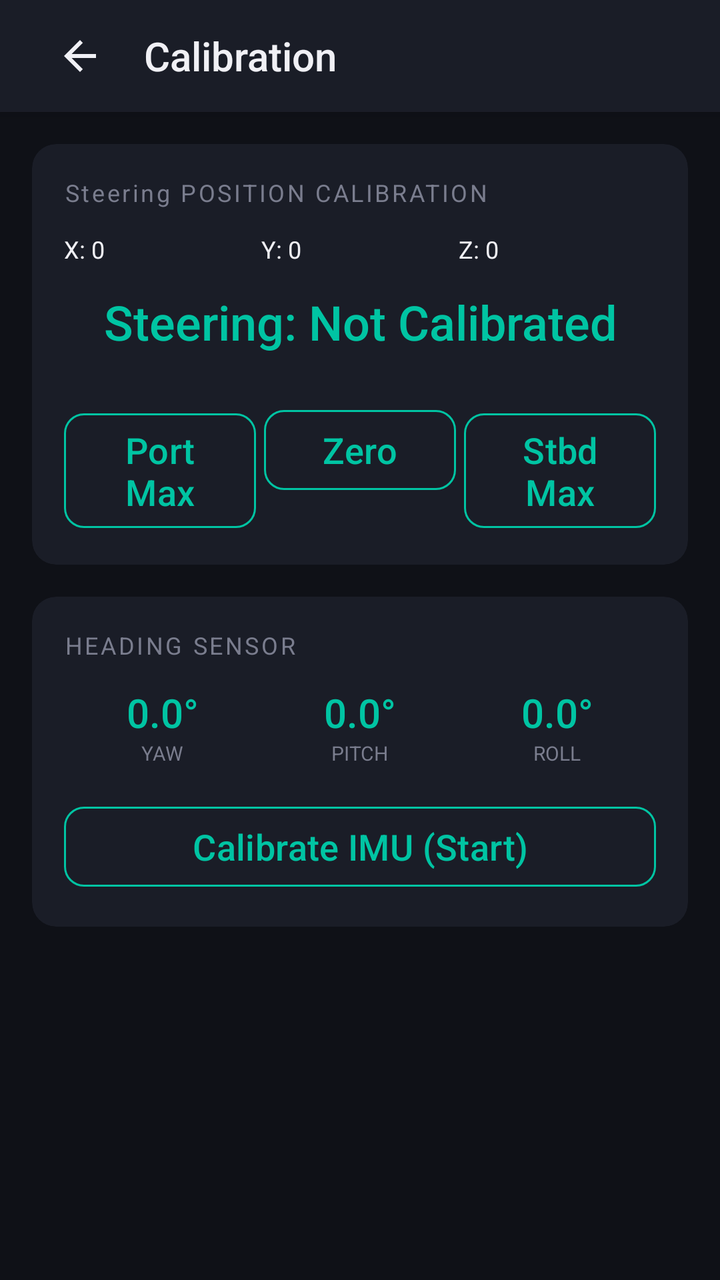
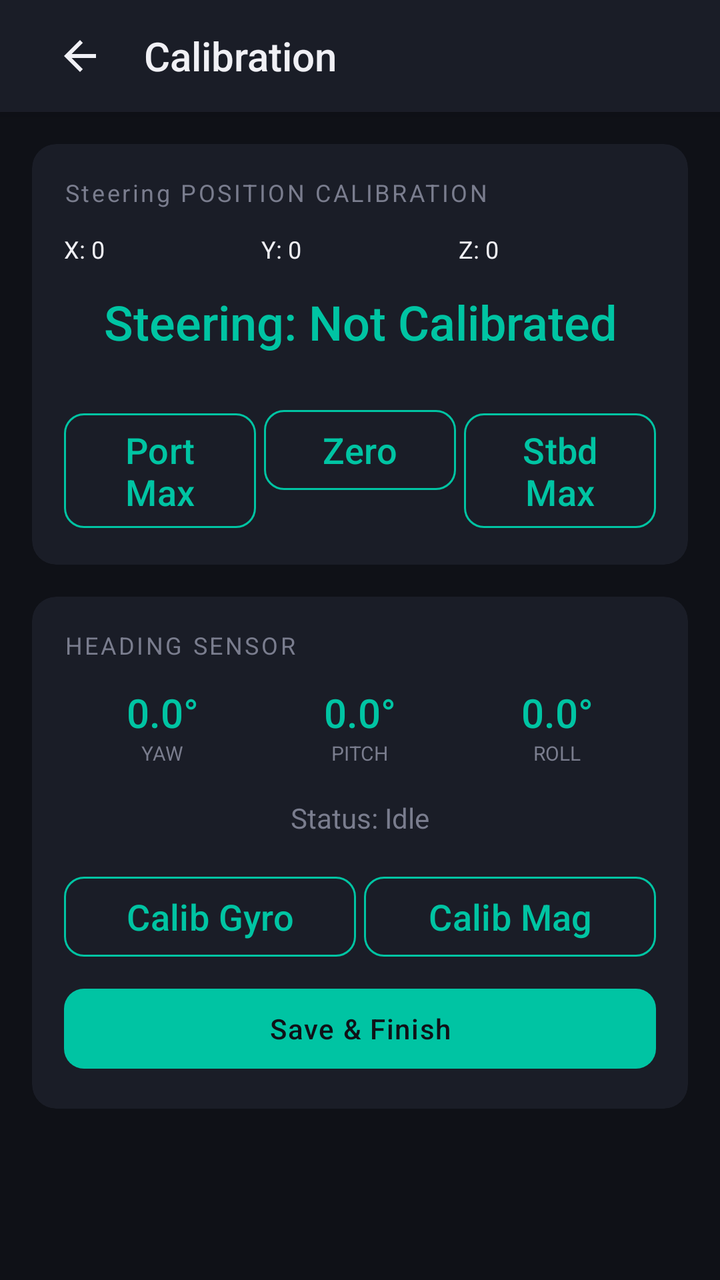

Compare the two renders of this Android layout. The source of the first and the diff that turns it into the second are given below.
<!-- AndroidManifest.xml: application theme Theme.TorqeedoController -->
<!-- res/layout/activity_calibration.xml -->
<?xml version="1.0" encoding="utf-8"?>
<androidx.constraintlayout.widget.ConstraintLayout
    xmlns:android="http://schemas.android.com/apk/res/android"
    xmlns:app="http://schemas.android.com/apk/res-auto"
    android:layout_width="match_parent"
    android:layout_height="match_parent"
    android:background="@color/bg_primary">

    
    <LinearLayout
        android:id="@+id/topBar"
        android:layout_width="match_parent"
        android:layout_height="56dp"
        android:background="@color/bg_surface"
        android:gravity="center_vertical"
        android:orientation="horizontal"
        android:paddingHorizontal="16dp"
        android:elevation="4dp"
        app:layout_constraintTop_toTopOf="parent">

        <ImageButton
            android:id="@+id/btnBack"
            android:layout_width="48dp"
            android:layout_height="48dp"
            android:background="?attr/selectableItemBackgroundBorderless"
            android:src="@drawable/ic_back"
            app:tint="@color/text_primary" />

        <TextView
            android:layout_width="wrap_content"
            android:layout_height="wrap_content"
            android:layout_marginStart="8dp"
            android:text="Calibration"
            android:textColor="@color/text_primary"
            android:textSize="20sp"
            android:fontFamily="sans-serif-medium" />
    </LinearLayout>

    <ScrollView
        android:layout_width="match_parent"
        android:layout_height="0dp"
        app:layout_constraintTop_toBottomOf="@id/topBar"
        app:layout_constraintBottom_toBottomOf="parent">

        <LinearLayout
            android:layout_width="match_parent"
            android:layout_height="wrap_content"
            android:orientation="vertical"
            android:padding="16dp">

            
            <androidx.cardview.widget.CardView
                android:layout_width="match_parent"
                android:layout_height="wrap_content"
                android:layout_marginBottom="16dp"
                app:cardBackgroundColor="@color/bg_surface"
                app:cardCornerRadius="12dp"
                app:cardElevation="0dp">

                <LinearLayout
                    android:layout_width="match_parent"
                    android:layout_height="wrap_content"
                    android:orientation="vertical"
                    android:padding="16dp">

                    <TextView
                        android:layout_width="wrap_content"
                        android:layout_height="wrap_content"
                        android:text="Steering POSITION CALIBRATION"
                        android:textColor="@color/text_secondary"
                        android:textSize="12sp"
                        android:letterSpacing="0.1"
                        android:layout_marginBottom="12dp" />

                    <LinearLayout
                        android:layout_width="match_parent"
                        android:layout_height="wrap_content"
                        android:orientation="horizontal"
                        android:layout_marginBottom="12dp">

                        <TextView android:id="@+id/tvMagX"
                            android:layout_width="0dp" android:layout_height="wrap_content"
                            android:layout_weight="1" android:text="X: 0"
                            android:textColor="@color/text_primary" android:textSize="12sp" />
                        <TextView android:id="@+id/tvMagY"
                            android:layout_width="0dp" android:layout_height="wrap_content"
                            android:layout_weight="1" android:text="Y: 0"
                            android:textColor="@color/text_primary" android:textSize="12sp" />
                        <TextView android:id="@+id/tvMagZ"
                            android:layout_width="0dp" android:layout_height="wrap_content"
                            android:layout_weight="1" android:text="Z: 0"
                            android:textColor="@color/text_primary" android:textSize="12sp" />
                    </LinearLayout>

                    <TextView
                        android:id="@+id/tvRudderPos"
                        android:layout_width="match_parent"
                        android:layout_height="wrap_content"
                        android:text="Steering: Not Calibrated"
                        android:textColor="@color/accent_primary"
                        android:textSize="24sp"
                        android:gravity="center"
                        android:fontFamily="sans-serif-medium"
                        android:layout_marginBottom="24dp" />

                    <LinearLayout
                        android:layout_width="match_parent"
                        android:layout_height="wrap_content"
                        android:orientation="horizontal">

                        <Button
                            android:id="@+id/btnCalibPort"
                            style="@style/Widget.TorqeedoController.Button.Secondary"
                            android:layout_width="0dp"
                            android:layout_height="wrap_content"
                            android:layout_weight="1"
                            android:text="Port Max"
                            android:layout_marginEnd="4dp" />

                        <Button
                            android:id="@+id/btnCalibZero"
                            style="@style/Widget.TorqeedoController.Button.Secondary"
                            android:layout_width="0dp"
                            android:layout_height="wrap_content"
                            android:layout_weight="1"
                            android:text="Zero"
                            android:layout_marginEnd="4dp" />

                        <Button
                            android:id="@+id/btnCalibStbd"
                            style="@style/Widget.TorqeedoController.Button.Secondary"
                            android:layout_width="0dp"
                            android:layout_height="wrap_content"
                            android:layout_weight="1"
                            android:text="Stbd Max" />
                    </LinearLayout>
                </LinearLayout>
            </androidx.cardview.widget.CardView>

            
            <androidx.cardview.widget.CardView
                android:layout_width="match_parent"
                android:layout_height="wrap_content"
                android:layout_marginBottom="16dp"
                app:cardBackgroundColor="@color/bg_surface"
                app:cardCornerRadius="12dp"
                app:cardElevation="0dp">

                <LinearLayout
                    android:layout_width="match_parent"
                    android:layout_height="wrap_content"
                    android:orientation="vertical"
                    android:padding="16dp">

                    <TextView
                        android:layout_width="wrap_content"
                        android:layout_height="wrap_content"
                        android:text="HEADING SENSOR"
                        android:textColor="@color/text_secondary"
                        android:textSize="12sp"
                        android:letterSpacing="0.1"
                        android:layout_marginBottom="12dp" />

                    <LinearLayout
                        android:layout_width="match_parent"
                        android:layout_height="wrap_content"
                        android:orientation="horizontal"
                        android:layout_marginBottom="16dp">

                        <LinearLayout android:layout_width="0dp" android:layout_height="wrap_content"
                            android:layout_weight="1" android:orientation="vertical" android:gravity="center">
                            <TextView android:id="@+id/tvYaw"
                                android:layout_width="wrap_content" android:layout_height="wrap_content"
                                android:text="0.0°" android:textColor="@color/accent_primary"
                                android:textSize="20sp" android:fontFamily="sans-serif-medium" />
                            <TextView android:layout_width="wrap_content" android:layout_height="wrap_content"
                                android:text="YAW" android:textColor="@color/text_secondary" android:textSize="10sp" />
                        </LinearLayout>

                        <LinearLayout android:layout_width="0dp" android:layout_height="wrap_content"
                            android:layout_weight="1" android:orientation="vertical" android:gravity="center">
                            <TextView android:id="@+id/tvPitch"
                                android:layout_width="wrap_content" android:layout_height="wrap_content"
                                android:text="0.0°" android:textColor="@color/accent_primary"
                                android:textSize="20sp" android:fontFamily="sans-serif-medium" />
                            <TextView android:layout_width="wrap_content" android:layout_height="wrap_content"
                                android:text="PITCH" android:textColor="@color/text_secondary" android:textSize="10sp" />
                        </LinearLayout>

                        <LinearLayout android:layout_width="0dp" android:layout_height="wrap_content"
                            android:layout_weight="1" android:orientation="vertical" android:gravity="center">
                            <TextView android:id="@+id/tvRoll"
                                android:layout_width="wrap_content" android:layout_height="wrap_content"
                                android:text="0.0°" android:textColor="@color/accent_primary"
                                android:textSize="20sp" android:fontFamily="sans-serif-medium" />
                            <TextView android:layout_width="wrap_content" android:layout_height="wrap_content"
                                android:text="ROLL" android:textColor="@color/text_secondary" android:textSize="10sp" />
                        </LinearLayout>
                    </LinearLayout>

                    
                    <Button
                        android:id="@+id/btnCalibImu"
                        style="@style/Widget.TorqeedoController.Button.Secondary"
                        android:layout_width="match_parent"
                        android:layout_height="wrap_content"
                        android:text="Calibrate IMU (Start)" />

                </LinearLayout>
            </androidx.cardview.widget.CardView>

        </LinearLayout>
    </ScrollView>

</androidx.constraintlayout.widget.ConstraintLayout>
<!-- resources referenced by this layout -->
<resources>
  <color name="accent_primary">#00C4A3</color>
  <color name="bg_primary">#0F1117</color>
  <color name="bg_surface">#1A1D27</color>
  <color name="text_primary">#F0F0F5</color>
  <color name="text_secondary">#7A7D8E</color>
  <!-- drawable ic_back (drawable) -->
  <vector xmlns:android="http://schemas.android.com/apk/res/android"
      android:width="24dp"
      android:height="24dp"
      android:viewportWidth="24"
      android:viewportHeight="24">
      <path
          android:fillColor="@android:color/white"
          android:pathData="M20,11H7.83l5.59,-5.59L12,4l-8,8 8,8 1.41,-1.41L7.83,13H20v-2z"/>
  </vector>
  <style name="Widget.TorqeedoController.Button.Secondary" parent="Widget.Material3.Button.OutlinedButton">
          <item name="strokeColor">@color/accent_primary</item>
          <item name="strokeWidth">1dp</item>
          <item name="android:textColor">@color/accent_primary</item>
          <item name="android:textSize">18dp</item>
          <item name="cornerRadius">10dp</item>
          <item name="android:stateListAnimator">@null</item>
      </style>
  <style name="Theme.TorqeedoController" parent="Theme.Material3.Dark.NoActionBar">
          
          <item name="colorPrimary">@color/accent_primary</item>
          <item name="colorOnPrimary">@color/bg_primary</item>
          <item name="colorPrimaryContainer">@color/accent_dark</item>
          <item name="colorOnPrimaryContainer">@color/text_primary</item>
  
          
          <item name="colorSurface">@color/bg_surface</item>
          <item name="colorOnSurface">@color/text_primary</item>
          <item name="colorSurfaceVariant">@color/bg_surface</item>
          <item name="colorOnSurfaceVariant">@color/text_secondary</item>
  
          
          <item name="android:colorBackground">@color/bg_primary</item>
          <item name="colorOnBackground">@color/text_primary</item>
  
          
          <item name="android:windowBackground">@color/bg_primary</item>
          <item name="android:statusBarColor">@color/bg_surface</item>
          <item name="android:navigationBarColor">@color/bg_primary</item>
          <item name="android:windowLightStatusBar">false</item>
          <item name="android:windowLightNavigationBar">false</item>
  
          
          <item name="colorControlActivated">@color/accent_primary</item>
          <item name="colorControlNormal">@color/border_subtle</item>
      </style>
  <color name="accent_dark">#00977E</color>
  <color name="border_subtle">#2A2D3A</color>
</resources>

<!-- the commit's change to res/layout/activity_calibration.xml (unified diff, before → after) -->
@@ -198,13 +198,46 @@
                         </LinearLayout>
                     </LinearLayout>
 
-                    
+                    <TextView
+                        android:id="@+id/tvImuStatus"
+                        android:layout_width="match_parent"
+                        android:layout_height="wrap_content"
+                        android:text="Status: Idle"
+                        android:textColor="@color/text_secondary"
+                        android:textSize="14sp"
+                        android:gravity="center"
+                        android:layout_marginBottom="16dp" />
+
+                    <LinearLayout
+                        android:layout_width="match_parent"
+                        android:layout_height="wrap_content"
+                        android:orientation="horizontal"
+                        android:layout_marginBottom="8dp">
+
+                        <Button
+                            android:id="@+id/btnCalibGyro"
+                            style="@style/Widget.TorqeedoController.Button.Secondary"
+                            android:layout_width="0dp"
+                            android:layout_height="wrap_content"
+                            android:layout_weight="1"
+                            android:text="Calib Gyro"
+                            android:layout_marginEnd="4dp" />
+
+                        <Button
+                            android:id="@+id/btnCalibMag"
+                            style="@style/Widget.TorqeedoController.Button.Secondary"
+                            android:layout_width="0dp"
+                            android:layout_height="wrap_content"
+                            android:layout_weight="1"
+                            android:text="Calib Mag" />
+                    </LinearLayout>
+
                     <Button
-                        android:id="@+id/btnCalibImu"
-                        style="@style/Widget.TorqeedoController.Button.Secondary"
-                        android:layout_width="match_parent"
-                        android:layout_height="wrap_content"
-                        android:text="Calibrate IMU (Start)" />
+                        android:id="@+id/btnSaveImu"
+                        style="@style/Widget.TorqeedoController.Button.Primary"
+                        android:layout_width="match_parent"
+                        android:layout_height="wrap_content"
+                        android:text="Save \u0026 Finish" />
 
                 </LinearLayout>
             </androidx.cardview.widget.CardView>
<!-- resource entries referenced after the edit -->
@@ -15,6 +15,14 @@
           android:fillColor="@android:color/white"
           android:pathData="M20,11H7.83l5.59,-5.59L12,4l-8,8 8,8 1.41,-1.41L7.83,13H20v-2z"/>
   </vector>
+  <style name="Widget.TorqeedoController.Button.Primary" parent="Widget.Material3.Button">
+          <item name="backgroundTint">@color/accent_primary</item>
+          <item name="android:textColor">@color/bg_primary</item>
+          <item name="android:textSize">14sp</item>
+          <item name="android:letterSpacing">0.04</item>
+          <item name="cornerRadius">10dp</item>
+          <item name="android:stateListAnimator">@null</item>
+      </style>
   <style name="Widget.TorqeedoController.Button.Secondary" parent="Widget.Material3.Button.OutlinedButton">
           <item name="strokeColor">@color/accent_primary</item>
           <item name="strokeWidth">1dp</item>
